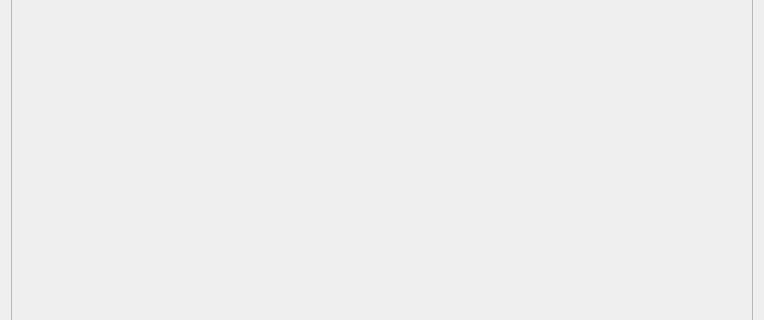
Qt form mainwindow.ui (sim82/Assetbrowser) before a commit; both pictures show x 0 to 764 and y 99 to 419 of the 764 by 523 pixel window.
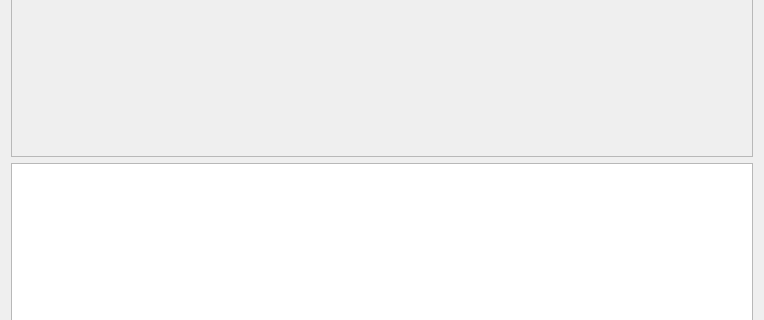
The same form after that commit.

Commit message: testing icon widget

What changed in the file:
```diff
--- a/mainwindow.ui
+++ b/mainwindow.ui
@@ -17,6 +17,9 @@
    <layout class="QGridLayout" name="gridLayout">
     <item row="0" column="0">
      <widget class="QScrollArea" name="scrollArea">
+      <property name="enabled">
+       <bool>true</bool>
+      </property>
       <property name="widgetResizable">
        <bool>true</bool>
       </property>
@@ -26,7 +29,7 @@
          <x>0</x>
          <y>0</y>
          <width>744</width>
-         <height>450</height>
+         <height>219</height>
         </rect>
        </property>
        <property name="autoFillBackground">
@@ -35,6 +38,9 @@
       </widget>
      </widget>
     </item>
+    <item row="1" column="0">
+     <widget class="QListWidget" name="listWidget"/>
+    </item>
    </layout>
   </widget>
   <widget class="QMenuBar" name="menuBar">
```
Left out of the diff: 5 changed lines with no effect on the pictures. The commit also changes 1 other file.
